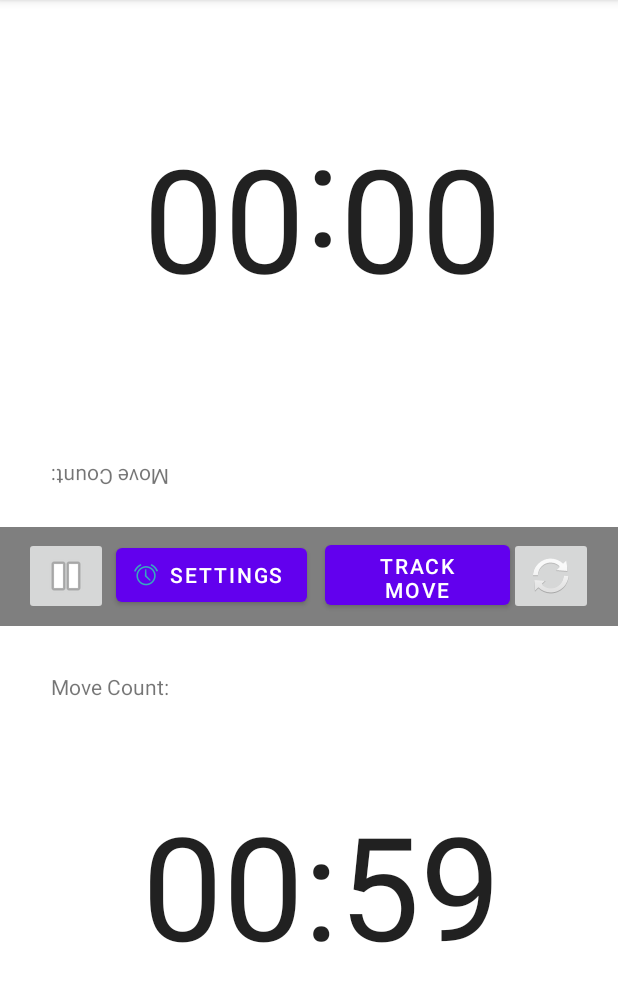
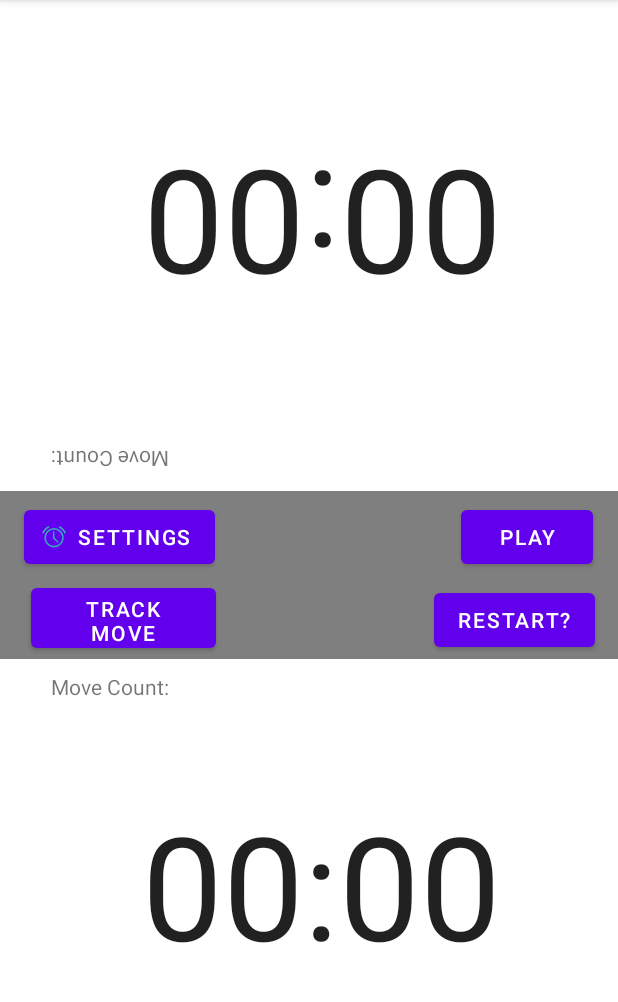
Before and after one commit to DeanLarkin/AndroidChess, an Android app: the screen it shows after launch (MainActivity), after a tap on "PLAY!", on a phone screen of 412 x 824 dp, the part 84-1086 px from its top. Run offline under Robolectric (Android 15) with nearby library versions, the phone set to English and light mode, and no system bars; 4 statements that could not run were skipped.

Commit message:
Adding turn to viewModel

```diff
--- a/app/src/main/java/com/example/chess/ChessViewModel.kt
+++ b/app/src/main/java/com/example/chess/ChessViewModel.kt
@@ -25,7 +25,9 @@ class ChessViewModel : ViewModel() {
     private val _countLive = MutableLiveData<Int>(0)
     var countLive: LiveData<Int> = _countLive
 
-
+    init{
+        timerCounter()
+    }
     fun setTime(newTime: Int) {
         timeSetting = newTime
     }
--- a/app/src/main/java/com/example/chess/Timer.kt
+++ b/app/src/main/java/com/example/chess/Timer.kt
@@ -68,14 +68,12 @@ class Timer : Fragment() {
             view?.findNavController()?.navigate(R.id.action_timer_to_home2)
         }
         trackMove.setOnClickListener {
-            view?.findNavController()?.navigate(R.id.action_timer_to_moveLayout)
-        }
-
             cvm.countLive.observe(viewLifecycleOwner, Observer {
                 val count = 59 - cvm.count!!  // subtract count from 59 to get the countdown value
                 val min = cvm.min
                 if (count < 10 && min < 10) {
                     player1Timer?.text = "0$min:0$count"  // format the countdown value with leading zeros if necessary
+                    println("0$min:0$count")
                 } else if (count < 0 && min >= 10) {
                     player1Timer?.text = "$min:00"  // if count goes below 0, display 00 for seconds
                 } else if (count >= 10 && min >= 10) {
@@ -84,6 +82,10 @@ class Timer : Fragment() {
                     player1Timer?.text = "0$min:$count"
                 }
             })
+           // view?.findNavController()?.navigate(R.id.action_timer_to_moveLayout)
+        }
+
+
 
 
         // Inflate the layout for this fragment
--- a/app/src/main/res/layout/fragment_home.xml
+++ b/app/src/main/res/layout/fragment_home.xml
@@ -18,10 +18,10 @@
         android:hint="Player 2 Name:"
         app:layout_constraintBottom_toBottomOf="parent"
         app:layout_constraintEnd_toEndOf="parent"
-        app:layout_constraintHorizontal_bias="0.516"
+        app:layout_constraintHorizontal_bias="0.464"
         app:layout_constraintStart_toStartOf="parent"
         app:layout_constraintTop_toTopOf="parent"
-        app:layout_constraintVertical_bias="0.396" />
+        app:layout_constraintVertical_bias="0.408" />
 
     <Spinner
         android:id="@+id/timeSpinner"
--- a/app/src/main/res/layout/fragment_timer.xml
+++ b/app/src/main/res/layout/fragment_timer.xml
@@ -23,6 +23,21 @@
     <!-- Bottom button -->
 
     <Button
+        android:id="@+id/settingButton2"
+        style="@style/Widget.MaterialComponents.Button.Icon"
+        android:layout_width="wrap_content"
+        android:layout_height="wrap_content"
+        android:text="Settings"
+        app:icon="@android:drawable/ic_lock_idle_alarm"
+        app:iconTint="#37A8BF"
+        app:layout_constraintBottom_toBottomOf="parent"
+        app:layout_constraintEnd_toEndOf="parent"
+        app:layout_constraintHorizontal_bias="0.056"
+        app:layout_constraintStart_toStartOf="parent"
+        app:layout_constraintTop_toTopOf="parent"
+        app:layout_constraintVertical_bias="0.464" />
+
+    <Button
         android:id="@+id/bottomButton"
         android:layout_width="match_parent"
         android:layout_height="0dp"
@@ -37,33 +52,31 @@
         app:layout_constraintStart_toStartOf="parent" />
 
 
-
-
     <View
         android:id="@+id/rectangle"
-        android:layout_width="422dp"
-        android:layout_height="66dp"
+        android:layout_width="415dp"
+        android:layout_height="112dp"
         android:alpha="0.5"
         android:background="#000000"
         app:layout_constraintBottom_toBottomOf="parent"
         app:layout_constraintEnd_toEndOf="parent"
         app:layout_constraintStart_toStartOf="parent"
-        app:layout_constraintTop_toTopOf="parent" />
+        app:layout_constraintTop_toTopOf="parent"
+        app:layout_constraintVertical_bias="0.499" />
+
     <TextView
         android:id="@+id/moveCountTop"
         android:layout_width="wrap_content"
         android:layout_height="wrap_content"
+        android:elevation="10dp"
+        android:rotation="180"
         android:text="Move Count:"
-        android:rotation="180"
-        android:elevation="10dp"
         app:layout_constraintBottom_toBottomOf="parent"
         app:layout_constraintEnd_toEndOf="parent"
         app:layout_constraintHorizontal_bias="0.102"
         app:layout_constraintStart_toStartOf="parent"
         app:layout_constraintTop_toTopOf="parent"
-        app:layout_constraintVertical_bias="0.412" />
-
-
+        app:layout_constraintVertical_bias="0.396" />
 
     <TextView
         android:id="@+id/timerBottom"
@@ -106,45 +119,6 @@
         app:layout_constraintTop_toTopOf="parent"
         app:layout_constraintVertical_bias="0.65" />
 
-    <ImageButton
-        android:id="@+id/pauseButton"
-        android:layout_width="wrap_content"
-        android:layout_height="wrap_content"
-        android:layout_marginStart="16dp"
-        android:contentDescription="Pause"
-        android:src="@android:drawable/ic_media_pause"
-        android:clickable="true"
-        app:layout_constraintBottom_toBottomOf="parent"
-        app:layout_constraintStart_toStartOf="parent"
-        app:layout_constraintTop_toTopOf="parent" />
-
-    <ImageButton
-        android:id="@+id/restartButton"
-        android:layout_width="wrap_content"
-        android:layout_height="wrap_content"
-        android:contentDescription="Restart"
-        android:src="@android:drawable/ic_popup_sync"
-        app:layout_constraintBottom_toBottomOf="parent"
-        app:layout_constraintEnd_toEndOf="parent"
-        app:layout_constraintHorizontal_bias="0.954"
-        app:layout_constraintStart_toStartOf="parent"
-        app:layout_constraintTop_toTopOf="parent" />
-
-    <Button
-        android:id="@+id/settingButton"
-        style="@style/Widget.MaterialComponents.Button.Icon"
-        android:layout_width="wrap_content"
-        android:layout_height="wrap_content"
-        android:text="Settings"
-        app:icon="@android:drawable/ic_lock_idle_alarm"
-        app:iconTint="#37A8BF"
-        app:layout_constraintBottom_toBottomOf="parent"
-        app:layout_constraintEnd_toEndOf="parent"
-        app:layout_constraintHorizontal_bias="0.272"
-        app:layout_constraintStart_toStartOf="parent"
-        app:layout_constraintTop_toTopOf="parent"
-        app:layout_constraintVertical_bias="0.499" />
-
     <TextView
         android:id="@+id/moveCountBottom"
         android:layout_width="wrap_content"
@@ -164,9 +138,33 @@
         android:text="Track Move"
         app:layout_constraintBottom_toBottomOf="parent"
         app:layout_constraintEnd_toEndOf="parent"
-        app:layout_constraintHorizontal_bias="0.75"
+        app:layout_constraintHorizontal_bias="0.072"
         app:layout_constraintStart_toStartOf="parent"
         app:layout_constraintTop_toTopOf="parent"
-        app:layout_constraintVertical_bias="0.499" />
+        app:layout_constraintVertical_bias="0.539" />
+
+    <Button
+        android:id="@+id/pauseButton"
+        android:layout_width="wrap_content"
+        android:layout_height="wrap_content"
+        android:text="Play"
+        app:layout_constraintBottom_toBottomOf="parent"
+        app:layout_constraintEnd_toEndOf="parent"
+        app:layout_constraintHorizontal_bias="0.949"
+        app:layout_constraintStart_toStartOf="parent"
+        app:layout_constraintTop_toTopOf="parent"
+        app:layout_constraintVertical_bias="0.464" />
+
+    <Button
+        android:id="@+id/restartButton"
+        android:layout_width="wrap_content"
+        android:layout_height="wrap_content"
+        android:text="Restart?"
+        app:layout_constraintBottom_toBottomOf="parent"
+        app:layout_constraintEnd_toEndOf="parent"
+        app:layout_constraintHorizontal_bias="0.949"
+        app:layout_constraintStart_toStartOf="parent"
+        app:layout_constraintTop_toTopOf="parent"
+        app:layout_constraintVertical_bias="0.541" />
 
 </androidx.constraintlayout.widget.ConstraintLayout>
```
Lines whose indentation alone changed are shown as unchanged.
